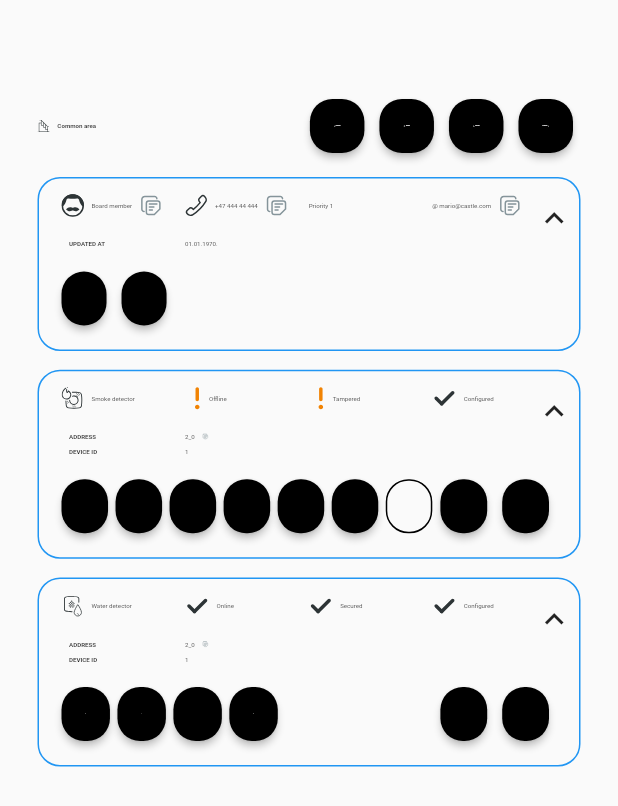
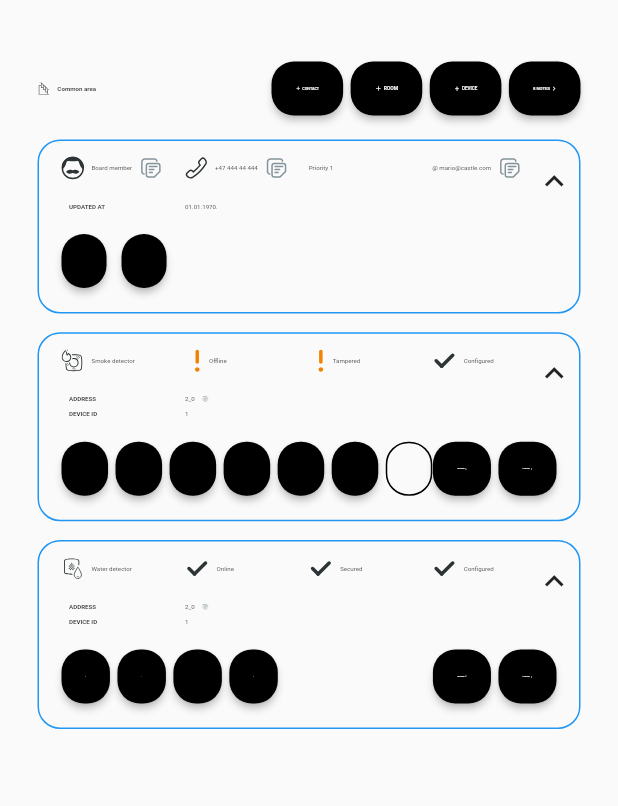
Before and after one commit to emeban44/fh_coding_task, a Flutter app: the screen it shows after launch, on a phone screen of 412 x 824 dp. Shown: the top 806 px of the screen. Run offline on Flutter 3.47's test engine with Material 2 defaults, Android fonts, the phone set to English and light mode, and no system bars; our stand-ins replace flutter_svg.

Commit message:
minor fixes

```diff
--- a/lib/app/view/home/page/home_body.dart
+++ b/lib/app/view/home/page/home_body.dart
@@ -14,7 +14,7 @@ class HomeBody extends StatelessWidget {
   @override
   Widget build(BuildContext context) {
     return Container(
-      margin: const EdgeInsets.symmetric(horizontal: 25, vertical: 50),
+      margin: const EdgeInsets.symmetric(horizontal: 25, vertical: 25),
       child: Column(
         children: [
           _buildHeaderRow(context),
@@ -69,34 +69,33 @@ class HomeBody extends StatelessWidget {
     return SizedBox(
       width: kIsWeb
           ? MediaQuery.of(context).size.width * 0.35
-          : MediaQuery.of(context).size.width * 0.45,
+          : MediaQuery.of(context).size.width * 0.5,
       child: Row(
         crossAxisAlignment: CrossAxisAlignment.center,
         mainAxisAlignment: MainAxisAlignment.end,
         children: const [
           CustomRoundedBlackButton(
-            horizontalMargin: 5,
             childWidget: CustomIconTextRow(
               iconData: Icons.add,
               text: 'CONTACT',
             ),
           ),
+          SizedBox(width: 5),
           CustomRoundedBlackButton(
-            horizontalMargin: 5,
             childWidget: CustomIconTextRow(
               iconData: Icons.add,
               text: 'ROOM',
             ),
           ),
+          SizedBox(width: 5),
           CustomRoundedBlackButton(
-            horizontalMargin: 5,
             childWidget: CustomIconTextRow(
               iconData: Icons.add,
               text: 'DEVICE',
             ),
           ),
+          SizedBox(width: 5),
           CustomRoundedBlackButton(
-            horizontalMargin: 5,
             childWidget: CustomIconTextRow(
               iconData: Icons.arrow_forward_ios,
               iconSize: 15,
--- a/lib/app/view/home/widgets/smoke_detector_box/smoke_detector_button_row.dart
+++ b/lib/app/view/home/widgets/smoke_detector_box/smoke_detector_button_row.dart
@@ -81,7 +81,6 @@ class SmokeDetectorButtonRow extends StatelessWidget {
       child: Row(
         children: const [
           CustomRoundedBlackButton(
-            horizontalMargin: 5,
             childWidget: CustomIconTextRow(
               iconData: Icons.arrow_forward_ios,
               iconSize: 15,
@@ -89,8 +88,8 @@ class SmokeDetectorButtonRow extends StatelessWidget {
               text: 'TIMELINE',
             ),
           ),
+          SizedBox(width: 5),
           CustomRoundedBlackButton(
-            horizontalMargin: 5,
             childWidget: CustomIconTextRow(
               iconData: Icons.arrow_forward_ios,
               iconSize: 15,
--- a/lib/app/view/home/widgets/water_detector_box/water_detector_button_row.dart
+++ b/lib/app/view/home/widgets/water_detector_box/water_detector_button_row.dart
@@ -51,7 +51,6 @@ class WaterDetectorButtonRow extends StatelessWidget {
             child: Row(
               children: const [
                 CustomRoundedBlackButton(
-                  horizontalMargin: 5,
                   childWidget: CustomIconTextRow(
                     iconData: Icons.arrow_forward_ios,
                     iconSize: 15,
@@ -59,8 +58,8 @@ class WaterDetectorButtonRow extends StatelessWidget {
                     text: 'TIMELINE',
                   ),
                 ),
+                SizedBox(width: 5),
                 CustomRoundedBlackButton(
-                  horizontalMargin: 5,
                   childWidget: CustomIconTextRow(
                     iconData: Icons.arrow_forward_ios,
                     iconSize: 15,
```
